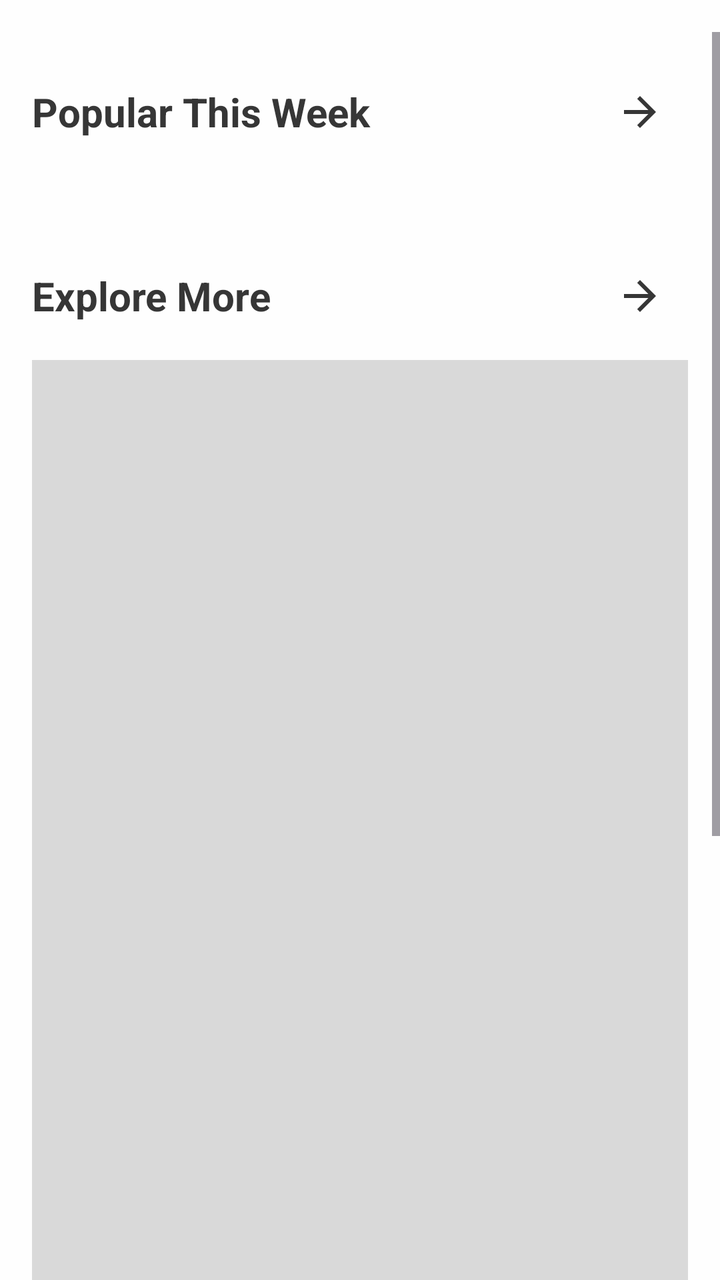
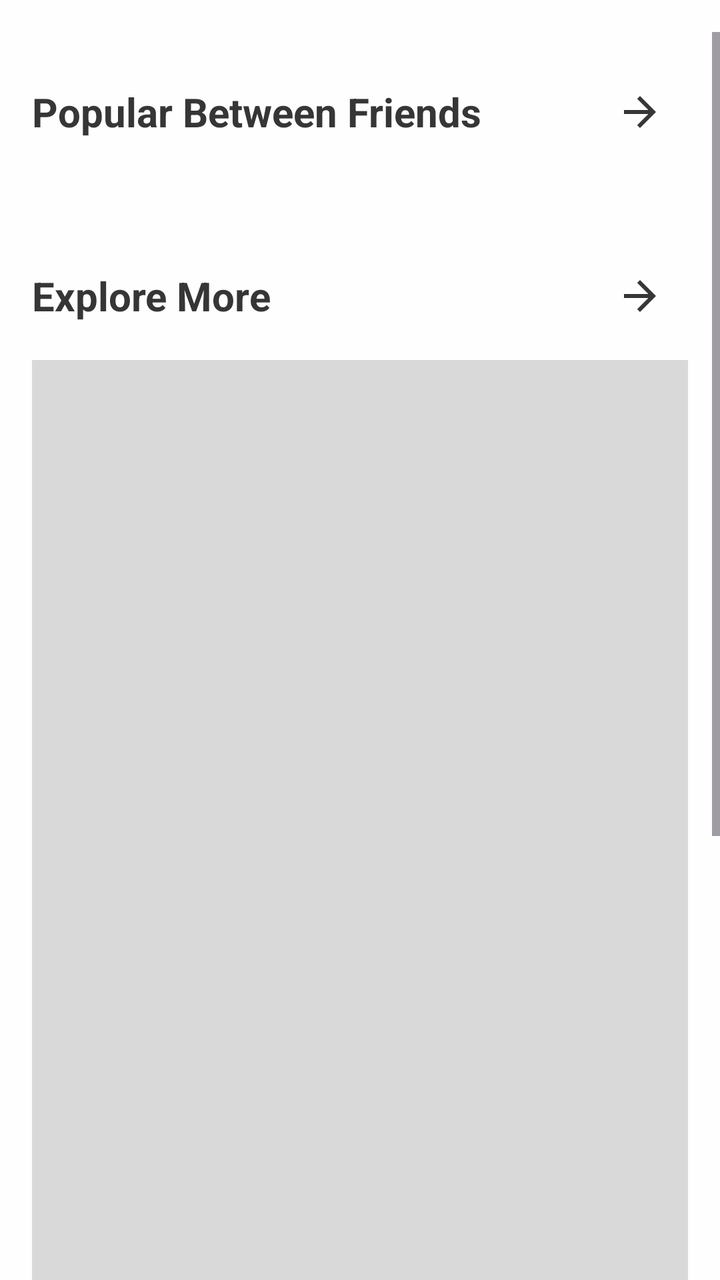

Before-and-after screenshots of an Android layout around one commit, followed by the original layout XML and the change that was made.
<!-- AndroidManifest.xml: application theme Theme.FrontendBook -->
<!-- res/layout/fragment_inner_books.xml -->
<?xml version="1.0" encoding="utf-8"?>
<androidx.constraintlayout.widget.ConstraintLayout
    xmlns:android="http://schemas.android.com/apk/res/android"
    xmlns:app="http://schemas.android.com/apk/res-auto"
    xmlns:tools="http://schemas.android.com/tools"
    android:layout_width="match_parent"
    android:layout_height="match_parent"
    android:background="@color/backgroundPrimary"
    tools:context=".ui.homePage.InnerBooksFragment">

    <ScrollView
        android:id="@+id/scrollContainer"
        android:layout_width="0dp"
        android:layout_height="0dp"
        android:fillViewport="true"
        android:clipToPadding="false"
        android:paddingTop="16dp"
        android:paddingBottom="16dp"
        app:layout_constraintTop_toTopOf="parent"
        app:layout_constraintBottom_toBottomOf="parent"
        app:layout_constraintStart_toStartOf="parent"
        app:layout_constraintEnd_toEndOf="parent">

        <LinearLayout
            android:layout_width="match_parent"
            android:layout_height="wrap_content"
            android:orientation="vertical"
            android:padding="16dp">

            
            <LinearLayout
                android:layout_width="match_parent"
                android:layout_height="wrap_content"
                android:orientation="horizontal"
                android:gravity="center_vertical"
                android:paddingBottom="8dp">

                <TextView
                    android:id="@+id/popularTitle"
                    android:layout_width="0dp"
                    android:layout_height="wrap_content"
                    android:layout_weight="1"
                    android:text="Popular This Week"
                    android:textColor="@color/textSecondary"
                    android:textSize="20sp"
                    android:textStyle="bold" />

                <androidx.appcompat.widget.AppCompatImageButton
                    android:id="@+id/popularArrow"
                    android:layout_width="48dp"
                    android:layout_height="48dp"
                    android:background="@android:color/transparent"
                    android:src="@drawable/ic_baseline_arrow_forward_24"
                    android:contentDescription="See All Popular Books"
                    app:tint="@color/textSecondary" />
            </LinearLayout>

            
            <HorizontalScrollView
                android:layout_width="match_parent"
                android:layout_height="wrap_content"
                android:scrollbars="none"
                android:paddingBottom="12dp">

                <LinearLayout
                    android:id="@+id/popularBooksContainer"
                    android:layout_width="wrap_content"
                    android:layout_height="wrap_content"
                    android:orientation="horizontal"
                    android:background="@color/backgroundSecondary" />
            </HorizontalScrollView>

            
            <LinearLayout
                android:layout_width="match_parent"
                android:layout_height="wrap_content"
                android:orientation="horizontal"
                android:gravity="center_vertical"
                android:paddingBottom="8dp"
                android:layout_marginTop="24dp">

                <TextView
                    android:id="@+id/exploreTitle"
                    android:layout_width="0dp"
                    android:layout_height="wrap_content"
                    android:layout_weight="1"
                    android:text="Explore More"
                    android:textColor="@color/textSecondary"
                    android:textSize="20sp"
                    android:textStyle="bold" />

                <androidx.appcompat.widget.AppCompatImageButton
                    android:id="@+id/exploreArrow"
                    android:layout_width="48dp"
                    android:layout_height="48dp"
                    android:background="@android:color/transparent"
                    android:src="@drawable/ic_baseline_arrow_forward_24"
                    android:contentDescription="See All Explore Books"
                    app:tint="@color/textSecondary" />
            </LinearLayout>

            
            <androidx.recyclerview.widget.RecyclerView
                android:id="@+id/exploreBooksRecyclerView"
                android:layout_width="match_parent"
                android:layout_height="720dp"
                android:background="@color/backgroundSecondary"
                android:clipToPadding="false"
                android:nestedScrollingEnabled="false"
                android:overScrollMode="never"
                android:paddingTop="8dp"
                android:paddingBottom="8dp"
                tools:itemCount="9"
                tools:listitem="@layout/item_book_grid" />

            
            <com.google.android.material.button.MaterialButton
                android:id="@+id/exploreSeeAll"
                style="@style/Widget.Material3.Button.TextButton"
                android:layout_width="match_parent"
                android:layout_height="wrap_content"
                android:text="See All"
                android:textColor="@color/textPrimary"
                android:textSize="14sp"
                android:backgroundTint="@android:color/transparent"
                android:strokeColor="@color/textSecondary"
                android:contentDescription="Go to Explore More"
                android:layout_marginTop="4dp"
                android:layout_marginBottom="0dp" />
        </LinearLayout>
    </ScrollView>
</androidx.constraintlayout.widget.ConstraintLayout>
<!-- res/layout/item_book_grid.xml (included above) -->
<androidx.cardview.widget.CardView
    xmlns:android="http://schemas.android.com/apk/res/android"
    xmlns:card_view="http://schemas.android.com/apk/res-auto"
    android:layout_width="wrap_content"
    android:layout_height="wrap_content"
    android:layout_margin="8dp"
    card_view:cardCornerRadius="12dp"
    card_view:cardElevation="4dp"
    card_view:cardBackgroundColor="@color/backgroundPrimary">

    <LinearLayout
        android:layout_width="match_parent"
        android:layout_height="wrap_content"
        android:orientation="vertical"
        android:padding="8dp"
        android:gravity="center_horizontal">

        <ImageView
            android:id="@+id/bookImage"
            android:layout_width="120dp"
            android:layout_height="160dp"
            android:scaleType="centerCrop" />

        <TextView
            android:id="@+id/bookTitle"
            android:layout_width="match_parent"
            android:layout_height="wrap_content"
            android:text="Book Title"
            android:textColor="@color/textPrimary"
            android:textSize="14sp"
            android:textStyle="bold"
            android:maxLines="2"
            android:ellipsize="end"
            android:gravity="center"
            android:layout_marginTop="8dp" />
    </LinearLayout>
</androidx.cardview.widget.CardView>
<!-- resources referenced by this layout -->
<resources>
  <color name="backgroundPrimary">#FEFEFE</color>
  <color name="backgroundSecondary">#D9D9D9</color>
  <color name="textPrimary">#000000</color>
  <color name="textSecondary">#363636</color>
  <!-- drawable ic_baseline_arrow_forward_24 (drawable) -->
  <vector xmlns:android="http://schemas.android.com/apk/res/android" android:autoMirrored="true" android:height="24dp" android:tint="#000000" android:viewportHeight="24" android:viewportWidth="24" android:width="24dp">
        
      <path android:fillColor="@android:color/white" android:pathData="M12,4l-1.41,1.41L16.17,11H4v2h12.17l-5.58,5.59L12,20l8,-8z"/>
      
  </vector>
  <style name="Theme.FrontendBook" parent="Base.Theme.FrontendBook" />
  <style name="Base.Theme.FrontendBook" parent="Theme.Material3.DayNight.NoActionBar">
  
          <item name="colorPrimary">@color/backgroundPrimary</item>
          <item name="colorPrimaryVariant">@color/backgroundSecondary</item>
          <item name="colorOnPrimary">@color/black</item>
          <item name="colorSecondary">@color/black</item>
          <item name="colorOutline">@color/line</item>
          <item name="colorControlHighlight">@android:color/transparent</item>
  
      </style>
  <color name="black">#000000</color>
  <color name="line">#D9D9D9</color>
</resources>

<!-- the commit's change to res/layout/fragment_inner_books.xml (unified diff, before → after) -->
@@ -27,7 +27,6 @@
             android:orientation="vertical"
             android:padding="16dp">
 
-            
             <LinearLayout
                 android:layout_width="match_parent"
                 android:layout_height="wrap_content"
@@ -40,7 +39,7 @@
                     android:layout_width="0dp"
                     android:layout_height="wrap_content"
                     android:layout_weight="1"
-                    android:text="Popular This Week"
+                    android:text="Popular Between Friends"
                     android:textColor="@color/textSecondary"
                     android:textSize="20sp"
                     android:textStyle="bold" />
@@ -55,7 +54,6 @@
                     app:tint="@color/textSecondary" />
             </LinearLayout>
 
-            
             <HorizontalScrollView
                 android:layout_width="match_parent"
                 android:layout_height="wrap_content"
@@ -70,7 +68,6 @@
                     android:background="@color/backgroundSecondary" />
             </HorizontalScrollView>
 
-            
             <LinearLayout
                 android:layout_width="match_parent"
                 android:layout_height="wrap_content"
@@ -99,7 +96,6 @@
                     app:tint="@color/textSecondary" />
             </LinearLayout>
 
-            
             <androidx.recyclerview.widget.RecyclerView
                 android:id="@+id/exploreBooksRecyclerView"
                 android:layout_width="match_parent"
@@ -113,7 +109,6 @@
                 tools:itemCount="9"
                 tools:listitem="@layout/item_book_grid" />
 
-            
             <com.google.android.material.button.MaterialButton
                 android:id="@+id/exploreSeeAll"
                 style="@style/Widget.Material3.Button.TextButton"
